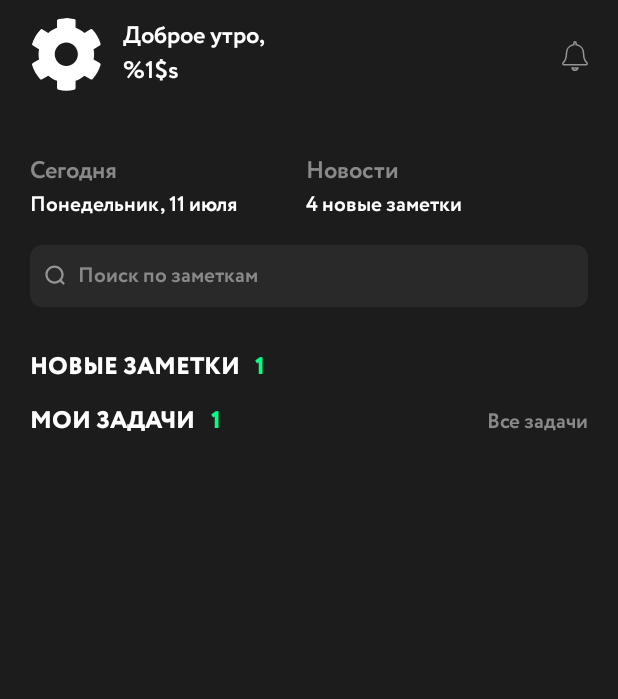
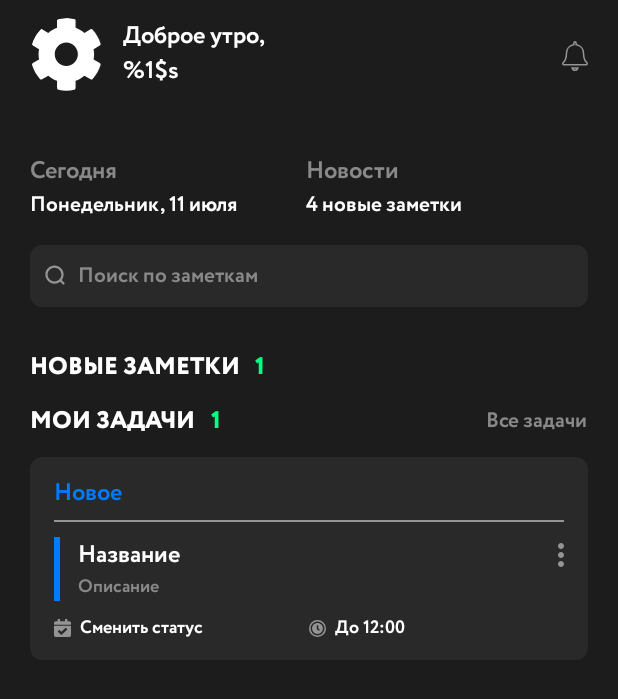
Before and after one commit to tynkovski/ProfNotes, an Android app: the layout fragment_home.xml on its own in the app's theme, with its tools: preview values and no code run, on a phone screen of 412 x 824 dp. Shown: the top 699 px of the screen. Run offline under Robolectric (Android 15) with nearby library versions, the phone set to English and light mode, and no system bars.

Commit message:
Feat: created recyclerview item

```diff
--- /dev/null
+++ b/app/src/main/res/drawable/ic_calendar.xml
@@ -0,0 +1,9 @@
+<vector xmlns:android="http://schemas.android.com/apk/res/android"
+    android:width="11dp"
+    android:height="12dp"
+    android:viewportWidth="11"
+    android:viewportHeight="12">
+  <path
+      android:pathData="M10.705,3.75H0.295C0.132,3.75 0,3.624 0,3.469V2.625C0,2.004 0.528,1.5 1.179,1.5H2.357V0.281C2.357,0.126 2.489,0 2.652,0H3.634C3.797,0 3.929,0.126 3.929,0.281V1.5H7.071V0.281C7.071,0.126 7.203,0 7.366,0H8.348C8.511,0 8.643,0.126 8.643,0.281V1.5H9.821C10.472,1.5 11,2.004 11,2.625V3.469C11,3.624 10.868,3.75 10.705,3.75ZM0.295,4.5H10.705C10.868,4.5 11,4.626 11,4.781V10.875C11,11.496 10.472,12 9.821,12H1.179C0.528,12 0,11.496 0,10.875V4.781C0,4.626 0.132,4.5 0.295,4.5ZM8.478,6.749L7.787,6.083C7.672,5.973 7.485,5.972 7.37,6.082L4.766,8.547L3.637,7.46C3.523,7.35 3.336,7.349 3.221,7.459L2.523,8.119C2.408,8.228 2.407,8.407 2.522,8.517L4.55,10.469C4.664,10.579 4.851,10.58 4.967,10.47L8.477,7.146C8.592,7.037 8.593,6.859 8.478,6.749Z"
+      android:fillColor="#949494"/>
+</vector>
--- /dev/null
+++ b/app/src/main/res/drawable/ic_more_vert.xml
@@ -0,0 +1,5 @@
+<vector android:height="24dp" android:tint="#949494"
+    android:viewportHeight="24" android:viewportWidth="24"
+    android:width="24dp" xmlns:android="http://schemas.android.com/apk/res/android">
+    <path android:fillColor="@android:color/white" android:pathData="M12,8c1.1,0 2,-0.9 2,-2s-0.9,-2 -2,-2 -2,0.9 -2,2 0.9,2 2,2zM12,10c-1.1,0 -2,0.9 -2,2s0.9,2 2,2 2,-0.9 2,-2 -0.9,-2 -2,-2zM12,16c-1.1,0 -2,0.9 -2,2s0.9,2 2,2 2,-0.9 2,-2 -0.9,-2 -2,-2z"/>
+</vector>
--- /dev/null
+++ b/app/src/main/res/drawable/ic_time.xml
@@ -0,0 +1,14 @@
+<vector xmlns:android="http://schemas.android.com/apk/res/android"
+    android:width="11dp"
+    android:height="11dp"
+    android:viewportWidth="11"
+    android:viewportHeight="11">
+  <path
+      android:pathData="M5.5,2C3.567,2 2,3.567 2,5.5C2,7.433 3.567,9 5.5,9C7.433,9 9,7.433 9,5.5C9,3.567 7.433,2 5.5,2ZM6.306,6.941L5.061,6.036C5.017,6.004 4.992,5.953 4.992,5.899V3.524C4.992,3.431 5.068,3.355 5.161,3.355H5.839C5.932,3.355 6.008,3.431 6.008,3.524V5.468L6.904,6.12C6.98,6.175 6.996,6.28 6.941,6.357L6.543,6.904C6.488,6.979 6.382,6.996 6.306,6.941Z"
+      android:fillColor="#949494"/>
+  <path
+      android:strokeWidth="1"
+      android:pathData="M5.5,5.5m-5,0a5,5 0,1 1,10 0a5,5 0,1 1,-10 0"
+      android:fillColor="#00000000"
+      android:strokeColor="#949494"/>
+</vector>
--- a/app/src/main/res/layout/fragment_home.xml
+++ b/app/src/main/res/layout/fragment_home.xml
@@ -86,14 +86,14 @@
         <EditText
             android:id="@+id/etSearch"
             style="@style/ProfEditText"
-            android:textSize="14sp"
-            android:padding="10dp"
             android:layout_width="0dp"
             android:layout_height="wrap_content"
             android:layout_marginTop="16dp"
             android:drawableStart="@drawable/ic_find"
             android:drawablePadding="8dp"
             android:hint="@string/find_in_notes"
+            android:padding="10dp"
+            android:textSize="14sp"
             app:layout_constraintEnd_toEndOf="parent"
             app:layout_constraintStart_toStartOf="parent"
             app:layout_constraintTop_toBottomOf="@+id/tvTodayDescription" />
@@ -145,7 +145,6 @@
                     android:layout_marginTop="12dp" />
             </LinearLayout>
 
-
             <LinearLayout
                 android:id="@+id/groupLocalTasks"
                 android:layout_width="match_parent"
@@ -175,22 +174,28 @@
                         android:textColor="@color/green"
                         tools:text="1" />
 
-                    <com.google.android.material.textview.MaterialTextView
-                        android:id="@+id/tvAllTasks"
-                        style="@style/TextH4"
+                    <FrameLayout
                         android:layout_width="match_parent"
-                        android:layout_height="wrap_content"
-                        android:gravity="end"
-                        android:text="@string/all_tasks"
-                        android:textColor="@color/gray" />
+                        android:layout_height="match_parent">
 
+                        <com.google.android.material.textview.MaterialTextView
+                            android:id="@+id/tvAllTasks"
+                            style="@style/TextH4"
+                            android:layout_width="wrap_content"
+                            android:layout_height="wrap_content"
+                            android:layout_gravity="end|center_vertical"
+                            android:text="@string/all_tasks"
+                            android:textColor="@color/gray" />
+                    </FrameLayout>
                 </LinearLayout>
 
                 <androidx.recyclerview.widget.RecyclerView
                     android:id="@+id/rvLocalTasks"
                     android:layout_width="match_parent"
                     android:layout_height="wrap_content"
-                    android:layout_marginTop="12dp" />
+                    android:layout_marginTop="12dp"
+                    tools:itemCount="1"
+                    tools:listitem="@layout/item_note" />
             </LinearLayout>
         </LinearLayout>
 
--- /dev/null
+++ b/app/src/main/res/layout/item_note.xml
@@ -0,0 +1,124 @@
+<?xml version="1.0" encoding="utf-8"?>
+<com.google.android.material.card.MaterialCardView xmlns:android="http://schemas.android.com/apk/res/android"
+    xmlns:app="http://schemas.android.com/apk/res-auto"
+    xmlns:tools="http://schemas.android.com/tools"
+    android:layout_width="match_parent"
+    android:layout_height="wrap_content"
+    app:cardBackgroundColor="@color/dark"
+    app:cardCornerRadius="8dp"
+    app:strokeColor="@android:color/transparent">
+
+    <androidx.constraintlayout.widget.ConstraintLayout
+        android:layout_width="match_parent"
+        android:layout_height="wrap_content"
+        android:orientation="vertical"
+        android:paddingHorizontal="16dp"
+        android:paddingVertical="12dp">
+
+        <com.google.android.material.textview.MaterialTextView
+            android:id="@+id/tvType"
+            style="@style/TextH2"
+            android:layout_width="wrap_content"
+            android:layout_height="wrap_content"
+            android:textColor="@color/blue"
+            app:layout_constraintLeft_toLeftOf="parent"
+            app:layout_constraintTop_toTopOf="parent"
+            tools:text="Новое" />
+
+        <com.google.android.material.divider.MaterialDivider
+            android:id="@+id/materialDivider"
+            android:layout_width="match_parent"
+            android:layout_height="wrap_content"
+            android:layout_marginTop="6dp"
+            app:dividerColor="@color/lightestGray"
+            app:layout_constraintEnd_toEndOf="parent"
+            app:layout_constraintStart_toStartOf="parent"
+            app:layout_constraintTop_toBottomOf="@+id/tvType" />
+
+        <com.google.android.material.divider.MaterialDivider
+            android:id="@+id/materialDividerVertical"
+            android:layout_width="4dp"
+            android:layout_height="0dp"
+            android:layout_marginTop="10dp"
+            app:dividerColor="@color/blue"
+            app:layout_constraintBottom_toBottomOf="@+id/tvDescriptionNote"
+            app:layout_constraintStart_toStartOf="parent"
+            app:layout_constraintTop_toBottomOf="@+id/materialDivider" />
+
+        <com.google.android.material.textview.MaterialTextView
+            android:id="@+id/tvTitleNote"
+            style="@style/TextH2"
+            android:layout_width="wrap_content"
+            android:layout_height="wrap_content"
+            android:layout_marginStart="12dp"
+            android:ellipsize="end"
+            android:maxLines="1"
+            app:layout_constraintStart_toEndOf="@+id/materialDividerVertical"
+            app:layout_constraintTop_toBottomOf="@+id/materialDivider"
+            app:layout_constraintTop_toTopOf="@id/materialDividerVertical"
+            tools:text="Название" />
+
+        <com.google.android.material.textview.MaterialTextView
+            android:id="@+id/tvDescriptionNote"
+            style="@style/TextH5"
+            android:layout_width="wrap_content"
+            android:layout_height="wrap_content"
+            android:ellipsize="end"
+            android:maxLines="2"
+            android:textColor="@color/gray"
+            app:layout_constraintStart_toStartOf="@+id/tvTitleNote"
+            app:layout_constraintTop_toBottomOf="@+id/tvTitleNote"
+            tools:text="Описание" />
+
+        <ImageButton
+            android:id="@+id/ibtnMore"
+            android:layout_width="4dp"
+            android:layout_height="wrap_content"
+            android:background="?attr/selectableItemBackgroundBorderless"
+            android:src="@drawable/ic_more_vert"
+            app:layout_constraintEnd_toEndOf="parent"
+            app:layout_constraintTop_toTopOf="@+id/tvTitleNote" />
+
+        <ImageView
+            android:id="@+id/ivCalendar"
+            android:layout_width="wrap_content"
+            android:layout_height="wrap_content"
+            android:layout_marginTop="12dp"
+            android:src="@drawable/ic_calendar"
+            app:layout_constraintStart_toStartOf="parent"
+            app:layout_constraintTop_toBottomOf="@+id/materialDividerVertical" />
+
+        <com.google.android.material.textview.MaterialTextView
+            android:id="@+id/tvChangeStatus"
+            style="@style/TextH5"
+            android:layout_width="wrap_content"
+            android:layout_height="wrap_content"
+            android:layout_marginStart="6dp"
+            app:layout_constraintBottom_toBottomOf="@+id/ivCalendar"
+            app:layout_constraintStart_toEndOf="@+id/ivCalendar"
+            app:layout_constraintTop_toTopOf="@+id/ivCalendar"
+            tools:text="Сменить статус" />
+
+        <ImageView
+            android:id="@+id/ivTime"
+            android:layout_width="wrap_content"
+            android:layout_height="wrap_content"
+            android:src="@drawable/ic_time"
+            app:layout_constraintBottom_toBottomOf="@+id/ivCalendar"
+            app:layout_constraintEnd_toEndOf="parent"
+            app:layout_constraintStart_toEndOf="@id/ivCalendar"
+            app:layout_constraintTop_toTopOf="@+id/ivCalendar" />
+
+        <com.google.android.material.textview.MaterialTextView
+            android:id="@+id/tvTime"
+            style="@style/TextH5"
+            android:layout_width="wrap_content"
+            android:layout_height="wrap_content"
+            android:layout_marginStart="6dp"
+            app:layout_constraintBottom_toBottomOf="@+id/ivTime"
+            app:layout_constraintStart_toEndOf="@+id/ivTime"
+            app:layout_constraintTop_toTopOf="@+id/ivTime"
+            tools:text="До 12:00" />
+
+    </androidx.constraintlayout.widget.ConstraintLayout>
+</com.google.android.material.card.MaterialCardView>
```
